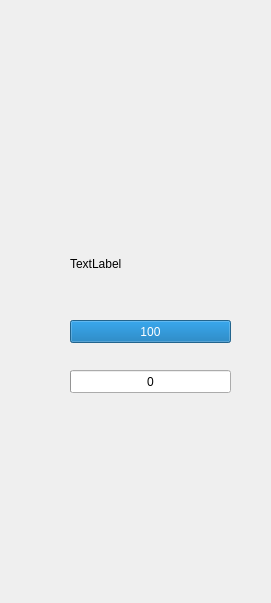
The window that testWidget/player.ui (hg-hg/2019-DungeonNStones) describes before a commit, drawn with Qt 5.
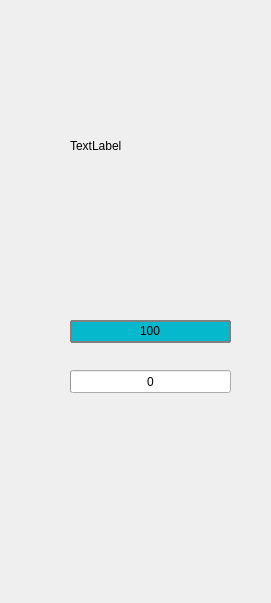
The same window after the commit. Icons and pictures are not drawn.

The edit to the form file:
```diff
--- a/testWidget/player.ui
+++ b/testWidget/player.ui
@@ -22,6 +22,18 @@
      <height>23</height>
     </rect>
    </property>
+   <property name="styleSheet">
+    <string notr="true">QProgressBar {
+    border: 2px solid grey;
+    border-radius: 1px;
+    text-align: center;
+}
+
+QProgressBar::chunk {
+    background-color: #05B8CC;
+    width: 20px;
+}</string>
+   </property>
    <property name="value">
     <number>100</number>
    </property>
@@ -49,7 +61,7 @@
    <property name="geometry">
     <rect>
      <x>70</x>
-     <y>0</y>
+     <y>10</y>
      <width>131</width>
      <height>271</height>
     </rect>
@@ -57,9 +69,6 @@
    <property name="text">
     <string>TextLabel</string>
    </property>
-   <property name="alignment">
-    <set>Qt::AlignBottom|Qt::AlignLeading|Qt::AlignLeft</set>
-   </property>
   </widget>
   <widget class="QWidget" name="verticalLayoutWidget">
    <property name="geometry">
```
